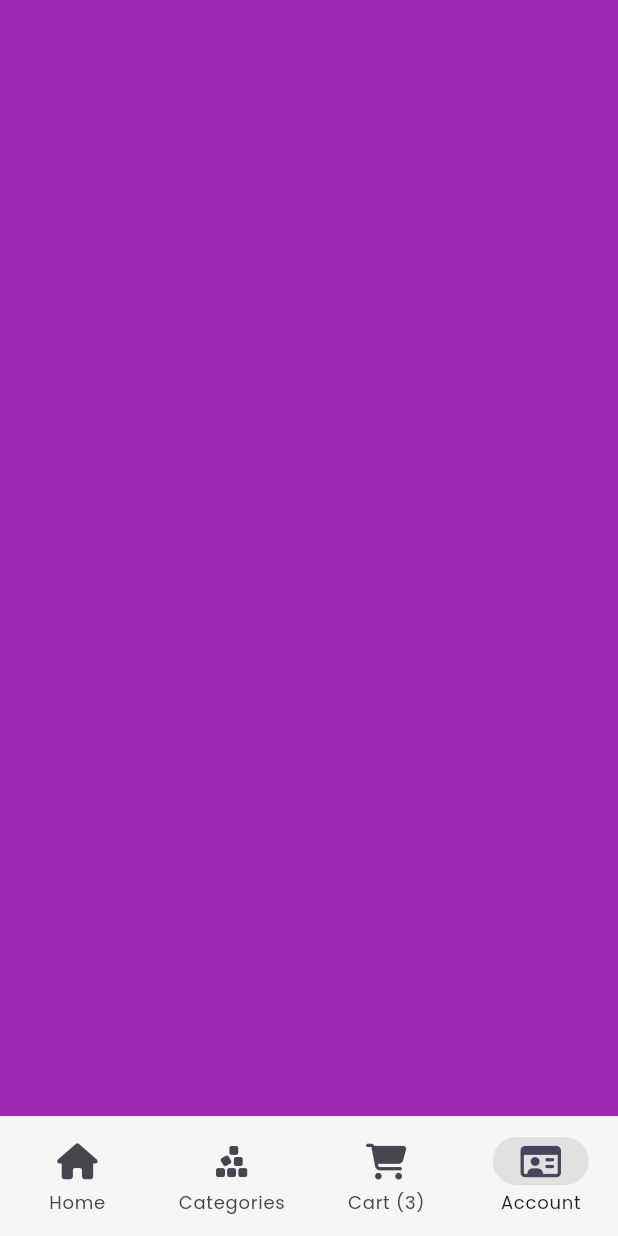
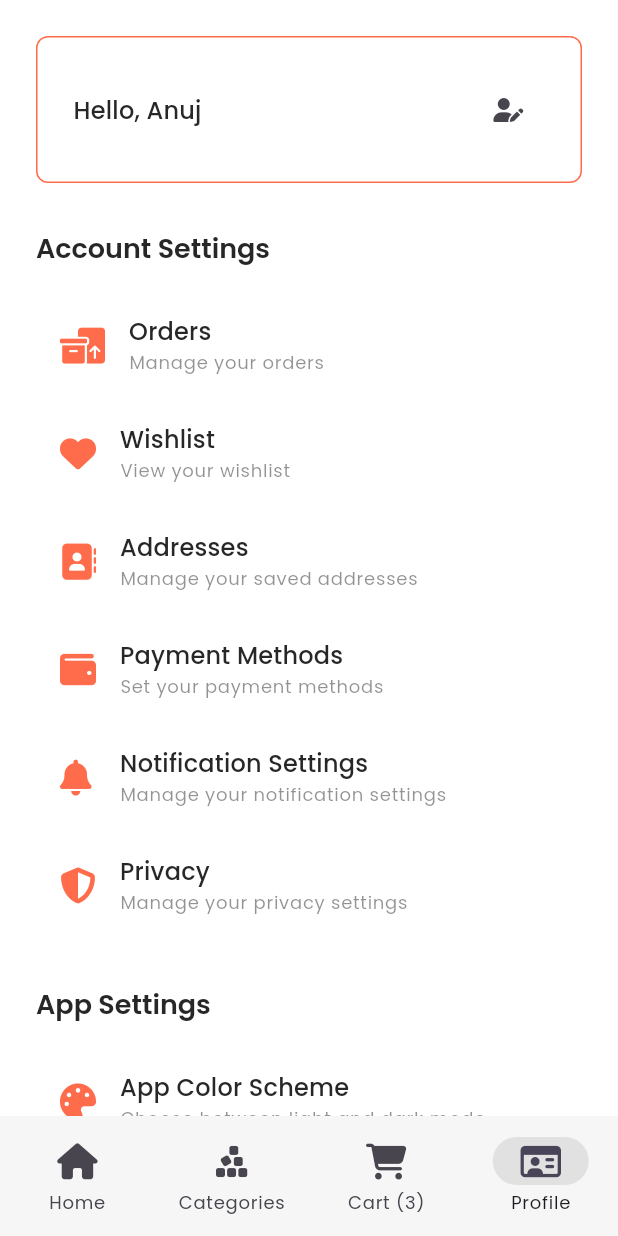
Before and after one commit to tapan98/flutter-gshop, a Flutter app: the NavigationMenu screen opened directly, item 4 of the bottom bar chosen, on a phone screen of 412 x 824 dp. Run offline on Flutter 3.47's test engine with Material 3 defaults, Android fonts, the light colour scheme and no system bars; our stand-ins replace carousel_slider, flutter_rating_bar, font_awesome_flutter, get, get_storage, logger; accounts and stored records are empty.

Commit message:
feat: Add profile screen, refactor UI, and update splash screen
This commit introduces the Profile Screen with various account and app settings, refactors some UI components for better organization, and updates the splash screen configuration.

The changes include:

-   Added `ProfileScreen` widget with profile header and account/app settings sections.
-   Added `ProfileHeader` widget to display user name and an edit profile button.
-   Added `ProfileAccountSettingsSection` widget with menu tiles for orders, wishlist, addresses, payments, notifications, and privacy settings.
-   Added `ProfileAppSettingsSection` widget with menu tile for color scheme.
-   Added `ProfileMenuTile` widget to render menu tiles in `ProfileAccountSettingsSection` and `ProfileAppSettingsSection`.
-   Added `GSliverAppBar` widget for custom app bar with back arrow and other custom actions.
- Added `GradientStyles` class for app gradients
-   Refactored `PrimaryHeaderContainer` to use `GradientStyles`.
-   Updated `text_strings.dart` to include new strings for profile, account settings, and app settings.
- Updated `navigation_menu.dart` to route to profile screen on account icon tap
-   Updated `splash.yaml` and associated Android and iOS files to use a new splash icon and remove the old branding icon, also use new splash icons for Android 12
- Updated `LaunchScreen.storyboard` to use new launch icon
- Removed unused `BrandingImage` files.
- Updated `README.md` to include `profile_screen` screenshots.
- Updated `product_details_screen.dart` to use `GSliverAppBar` and refactored to custom scroll view.
- Updated `delivery_date_with_charges_text.dart` to use `Wrap` widget for better ui
- Updated `home_screen.dart` to add padding to grid layout

```diff
--- a/lib/common/widgets/texts/delivery_date_with_charges_text.dart
+++ b/lib/common/widgets/texts/delivery_date_with_charges_text.dart
@@ -20,7 +20,7 @@ class DeliveryDateWithChargesText extends StatelessWidget {
   Widget build(BuildContext context) {
     final String weekDay = DateFormat('E').format(deliveryDate);
     final String month = DateFormat("MMM").format(deliveryDate);
-    return Row(
+    return Wrap(
       children: [
         // Delivery Date
         Text(
--- /dev/null
+++ b/lib/features/personalization/screens/profile/profile_screen.dart
@@ -0,0 +1,53 @@
+import 'package:flutter/material.dart';
+import 'package:get/get.dart';
+import 'package:gshop/features/personalization/screens/profile/widgets/profile_account_settings_section.dart';
+import 'package:gshop/features/personalization/screens/profile/widgets/profile_app_settings_section.dart';
+import 'package:gshop/features/personalization/screens/profile/widgets/profile_header.dart';
+import 'package:gshop/util/constants/sizes.dart';
+import 'package:gshop/util/constants/text_strings.dart';
+import 'package:gshop/util/helpers/helper_functions.dart';
+
+class ProfileScreen extends StatelessWidget {
+  const ProfileScreen({super.key});
+
+  @override
+  Widget build(BuildContext context) {
+    HelperFunctions.setDynamicStatusBarTheme(context);
+    return Scaffold(
+      body: SafeArea(
+        child: SingleChildScrollView(
+          child: Padding(
+            padding: EdgeInsets.all(GSizes.defaultSpace),
+            child: Column(
+              children: [
+                ProfileHeader(),
+
+                HelperFunctions.spaceBtwSectionsHeight(),
+
+                ProfileAccountSettingsSection(),
+
+                const SizedBox(height: GSizes.spaceBtwSections / 2),
+
+                const SizedBox(height: GSizes.spaceBtwSections / 2),
+
+                ProfileAppSettingsSection(),
+
+                HelperFunctions.spaceBtwSectionsHeight(),
+
+                // Logout Button
+                SizedBox(
+                  width: double.infinity,
+                  child: OutlinedButton(
+                    // TODO: logout the user
+                    onPressed: () {},
+                    child: Text(GTexts.logout.capitalize!),
+                  ),
+                ),
+              ],
+            ),
+          ),
+        ),
+      ),
+    );
+  }
+}
--- /dev/null
+++ b/lib/features/personalization/screens/profile/widgets/profile_account_settings_section.dart
@@ -0,0 +1,98 @@
+import 'package:flutter/material.dart';
+import 'package:font_awesome_flutter/font_awesome_flutter.dart';
+import 'package:get/get.dart';
+import 'package:gshop/common/widgets/texts/section_heading.dart';
+import 'package:gshop/util/constants/colors.dart';
+import 'package:gshop/util/constants/text_strings.dart';
+import 'package:gshop/util/helpers/helper_functions.dart';
+
+import 'profile_menu_tile.dart';
+
+class ProfileAccountSettingsSection extends StatelessWidget {
+  const ProfileAccountSettingsSection({super.key});
+
+  @override
+  Widget build(BuildContext context) {
+    return Column(
+      children: [
+        // ---- Account Settings ----
+        SectionHeading(
+          title: GTexts.accountSettings,
+          padding: EdgeInsets.zero,
+        ),
+
+        HelperFunctions.spaceBtwItemsHeight(),
+
+        // Orders
+        ProfileMenuTile(
+          icon: FaIcon(
+            FontAwesomeIcons.boxesPacking,
+            color: GColors.primary,
+          ),
+          title: GTexts.orders.capitalize!,
+          subtitle: GTexts.ordersSubtitle,
+          onTap: () {},
+        ),
+
+        // WishList
+        ProfileMenuTile(
+          icon: FaIcon(
+            FontAwesomeIcons.solidHeart,
+            color: GColors.primary,
+          ),
+          title: GTexts.wishlist.capitalize!,
+          subtitle: GTexts.wishListSubtitle,
+          onTap: () {},
+        ),
+
+        // Saved Addresses
+        ProfileMenuTile(
+          icon: FaIcon(
+            FontAwesomeIcons.solidAddressBook,
+            color: GColors.primary,
+          ),
+          title: GTexts.savedAddressesTitle,
+          subtitle: GTexts.savedAddressesSubtitle,
+          // TODO: Route to Saved Addresses Screen
+          onTap: () {},
+        ),
+
+        // Payment Methods
+        ProfileMenuTile(
+          icon: FaIcon(
+            FontAwesomeIcons.wallet,
+            color: GColors.primary,
+          ),
+          title: GTexts.paymentMethodsTitle,
+          subtitle: GTexts.paymentMethodsSubtitle,
+          // TODO: Route to Payment Methods Screen
+          onTap: () {},
+        ),
+
+        // Notification Settings
+        ProfileMenuTile(
+          icon: FaIcon(
+            FontAwesomeIcons.solidBell,
+            color: GColors.primary,
+          ),
+          title: GTexts.notificationSettingsTitle,
+          subtitle: GTexts.notificationSettingsSubtitle,
+          // TODO: Route to Notification Settings Screen
+          onTap: () {},
+        ),
+
+        // Privacy Settings
+        ProfileMenuTile(
+          icon: FaIcon(
+            FontAwesomeIcons.shieldHalved,
+            color: GColors.primary,
+          ),
+          title: GTexts.privacyTitle,
+          subtitle: GTexts.privacySubtitle,
+          // TODO: Route to Privacy Settings Screen
+          onTap: () {},
+        ),
+      ],
+    );
+  }
+}
--- /dev/null
+++ b/lib/features/personalization/screens/profile/widgets/profile_app_settings_section.dart
@@ -0,0 +1,38 @@
+import 'package:flutter/material.dart';
+import 'package:font_awesome_flutter/font_awesome_flutter.dart';
+import 'package:gshop/common/widgets/texts/section_heading.dart';
+import 'package:gshop/features/personalization/screens/profile/widgets/profile_menu_tile.dart';
+import 'package:gshop/util/constants/colors.dart';
+import 'package:gshop/util/constants/text_strings.dart';
+import 'package:gshop/util/helpers/helper_functions.dart';
+
+class ProfileAppSettingsSection extends StatelessWidget {
+  const ProfileAppSettingsSection({super.key});
+
+  @override
+  Widget build(BuildContext context) {
+    return Column(
+      children: [
+        // ---- App Settings ----
+        SectionHeading(
+          title: GTexts.appSettings,
+          padding: EdgeInsets.zero,
+        ),
+
+        HelperFunctions.spaceBtwItemsHeight(),
+
+        // App Theme Color
+        ProfileMenuTile(
+          icon: FaIcon(
+            FontAwesomeIcons.palette,
+            color: GColors.primary,
+          ),
+          title: GTexts.colorSchemeTitle,
+          subtitle: GTexts.colorSchemeSubtitle,
+          // TODO: Bottom sheet to choose between color scheme
+          onTap: (){},
+        )
+      ],
+    );
+  }
+}
--- /dev/null
+++ b/lib/features/personalization/screens/profile/widgets/profile_header.dart
@@ -0,0 +1,33 @@
+import 'package:flutter/material.dart';
+import 'package:font_awesome_flutter/font_awesome_flutter.dart';
+import 'package:gshop/util/constants/colors.dart';
+import 'package:gshop/util/constants/sizes.dart';
+
+class ProfileHeader extends StatelessWidget {
+  const ProfileHeader({super.key});
+
+  @override
+  Widget build(BuildContext context) {
+    // TODO: Get profile screen controller
+    // final controller = ProfileScreenController.instance;
+
+    return Container(
+      padding: EdgeInsets.all(GSizes.defaultSpace),
+      decoration: BoxDecoration(
+        border: Border.all(color: GColors.primary),
+        borderRadius: BorderRadius.circular(GSizes.borderRadiusMd),
+      ),
+      child: Row(
+        mainAxisAlignment: MainAxisAlignment.spaceBetween,
+        children: [
+          Text("Hello, Anuj", style: Theme.of(context).textTheme.titleMedium),
+          IconButton(
+            // TODO: Route to Edit profile screen
+            onPressed: () {},
+            icon: FaIcon(FontAwesomeIcons.userPen, size: GSizes.iconSm),
+          )
+        ],
+      ),
+    );
+  }
+}
--- /dev/null
+++ b/lib/features/personalization/screens/profile/widgets/profile_menu_tile.dart
@@ -0,0 +1,28 @@
+import 'package:flutter/material.dart';
+
+class ProfileMenuTile extends StatelessWidget {
+  const ProfileMenuTile({
+    super.key,
+    required this.icon,
+    required this.title,
+    required this.subtitle,
+    this.trailing,
+    this.onTap,
+  });
+
+  final Widget icon;
+  final String title, subtitle;
+  final Widget? trailing;
+  final VoidCallback? onTap;
+
+  @override
+  Widget build(BuildContext context) {
+    return ListTile(
+      leading: icon,
+      title: Text(title, style: Theme.of(context).textTheme.titleMedium),
+      subtitle: Text(subtitle, style: Theme.of(context).textTheme.labelMedium),
+      trailing: trailing,
+      onTap: onTap,
+    );
+  }
+}
--- a/lib/features/shop/screens/home/home_screen.dart
+++ b/lib/features/shop/screens/home/home_screen.dart
@@ -72,7 +72,8 @@ class HomeScreen extends StatelessWidget {
           // Vertical Product Cards
           SliverToBoxAdapter(
             child: Padding(
-              padding: const EdgeInsets.symmetric(horizontal: GSizes.defaultSpace),
+              padding:
+                  const EdgeInsets.symmetric(horizontal: GSizes.defaultSpace),
               child: GridLayout(
                 itemBuilder: (context, index) => ProductCardVertical(
                   productTitle: "Samsung Galaxy S24 Ultra",
@@ -86,7 +87,6 @@ class HomeScreen extends StatelessWidget {
           ),
 
           SliverToBoxAdapter(child: HelperFunctions.spaceBtwSectionsHeight()),
-
         ],
       ),
     );
--- a/lib/navigation_menu.dart
+++ b/lib/navigation_menu.dart
@@ -1,10 +1,12 @@
 import 'package:flutter/material.dart';
 import 'package:font_awesome_flutter/font_awesome_flutter.dart';
 import 'package:get/get.dart';
+import 'package:gshop/features/personalization/screens/profile/profile_screen.dart';
 import 'package:gshop/features/shop/screens/cart/cart_screen.dart';
 import 'package:gshop/features/shop/screens/categories/categories_screen.dart';
 import 'package:gshop/features/shop/screens/home/home_screen.dart';
 import 'package:gshop/util/constants/colors.dart';
+import 'package:gshop/util/constants/text_strings.dart';
 import 'package:gshop/util/helpers/helper_functions.dart';
 
 class NavigationMenu extends StatelessWidget {
@@ -28,20 +30,20 @@ class NavigationMenu extends StatelessWidget {
             NavigationDestination(
               // icon: Icon(Icons.home),
               icon: FaIcon(FontAwesomeIcons.house),
-              label: "Home",
+              label: GTexts.home.capitalize!,
             ),
             NavigationDestination(
               icon: FaIcon(FontAwesomeIcons.cubesStacked),
-              label: "Categories",
+              label: GTexts.categories.capitalize!,
             ),
             NavigationDestination(
               icon: FaIcon(FontAwesomeIcons.cartShopping),
               // TODO: Fetch Cart items
-              label: "Cart (3)",
+              label: "${GTexts.cart.capitalize!} (3)",
             ),
             NavigationDestination(
               icon: FaIcon(FontAwesomeIcons.idCard),
-              label: "Account",
+              label: GTexts.profile.capitalize!,
             ),
           ],
         ),
@@ -58,6 +60,6 @@ class NavigationController extends GetxController {
     const HomeScreen(),
     const CategoriesScreen(),
     const CartScreen(),
-    Container(color: Colors.purple),
+    const ProfileScreen(),
   ];
 }
--- a/lib/util/constants/text_strings.dart
+++ b/lib/util/constants/text_strings.dart
@@ -7,6 +7,11 @@ class GTexts {
   static const String continueText = "continue";
   static const String deliverTo = "deliver to";
   static const String change = "change";
+  static const String logout = "logout";
+  static const String home = "home";
+  static const String categories = "categories";
+  static const String cart = "cart";
+  static const String profile = "profile";
 
   // Onboarding Texts
   static const String onboardingTitle1 = "Search your favorite products";
@@ -58,6 +63,26 @@ class GTexts {
   static const String totalAmount = "Total Amount";
   static const String youWillSave = "You will save";
   static const String onThisOrder = "on this order";
+  static const String buyNow = "Buy Now";
+  static const String addToCart = "Add to Cart";
+
+  // Profile
+  static const String orders = "orders";
+  static const String wishlist = "wishlist";
+  static const String savedAddressesTitle = "Addresses";
+  static const String savedAddressesSubtitle = "Manage your saved addresses";
+  static const String paymentMethodsTitle = "Payment Methods";
+  static const String paymentMethodsSubtitle = "Set your payment methods";
+  static const String notificationSettingsTitle = "Notification Settings";
+  static const String notificationSettingsSubtitle = "Manage your notification settings";
+  static const String ordersSubtitle = "Manage your orders";
+  static const String wishListSubtitle = "View your wishlist";
+  static const String privacyTitle = "Privacy";
+  static const String privacySubtitle = "Manage your privacy settings";
+  static const String accountSettings = "Account Settings";
+  static const String appSettings = "App Settings";
+  static const String colorSchemeTitle = "App Color Scheme";
+  static const String colorSchemeSubtitle = "Choose between light and dark mode";
 
 
   GTexts._();
```
Also changed, not shown: lib/common/styles/gradient_styles.dart (added, +16 -0 lines), lib/common/widgets/appbar/sliver_appbar.dart (added, +38 -0 lines), lib/common/widgets/custom_shapes/container/primary_header_container.dart (+11 -13 lines), lib/features/shop/screens/product_details/product_details_screen.dart (+40 -27 lines), splash.yaml (+9 -6 lines), 64 other files.
